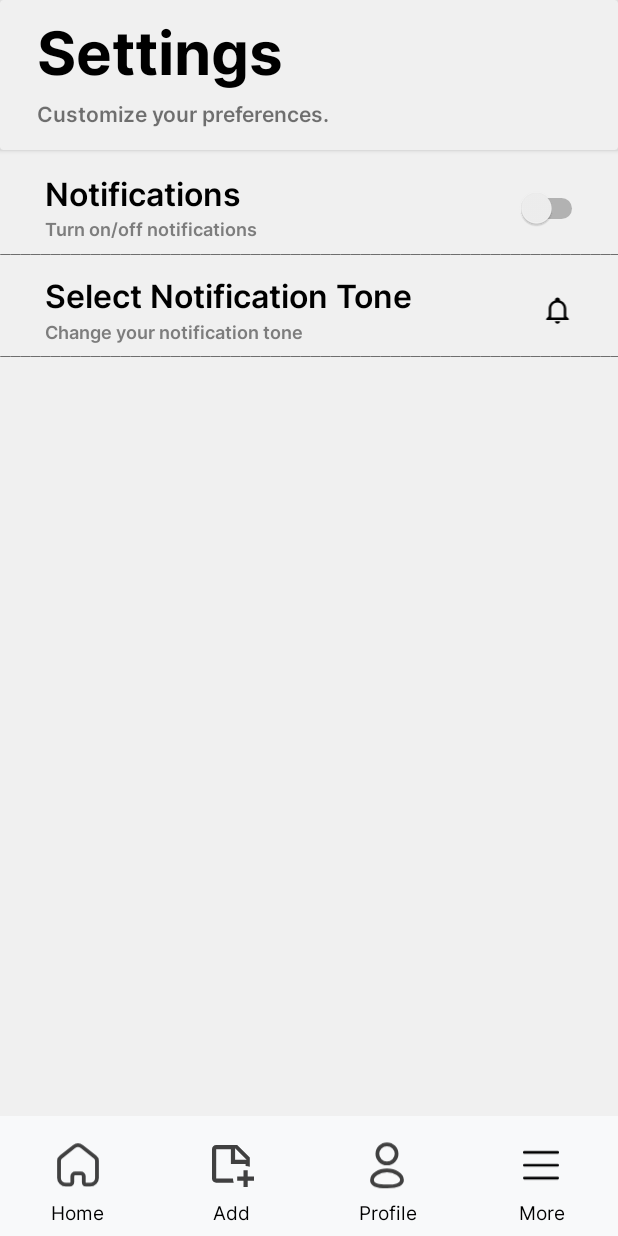
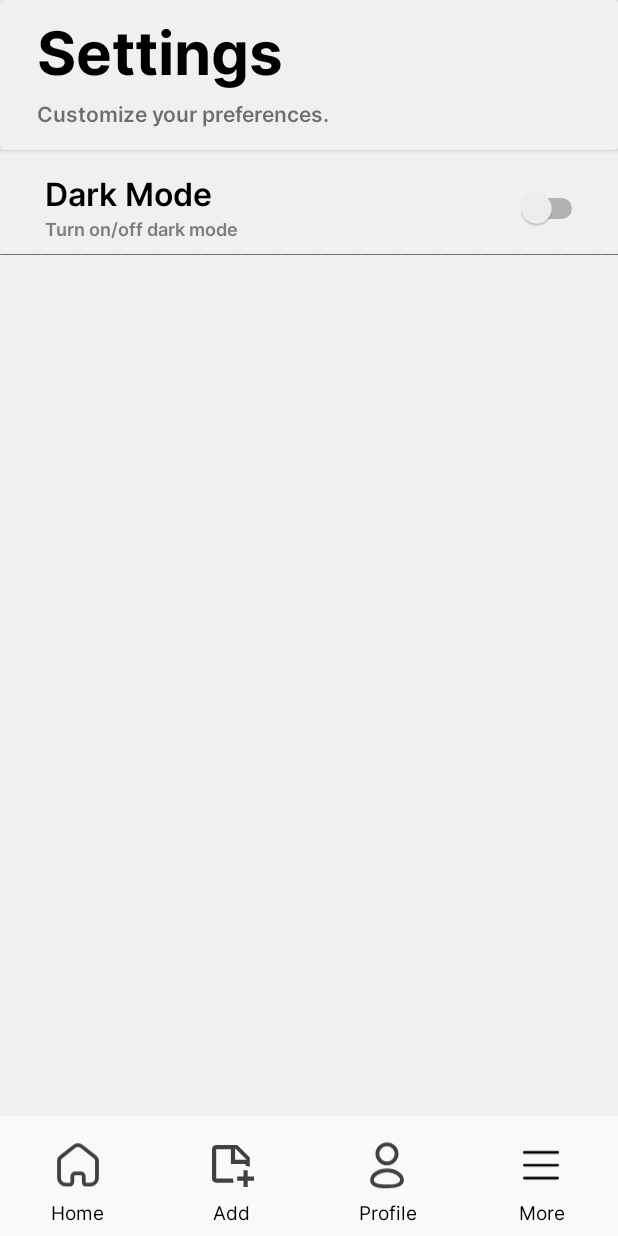
Before and after one commit to heimin22/Appointment_Scheduler, an Android app: the MainActivity8 screen opened directly, with no data from a screen before it, on a phone screen of 412 x 824 dp. Run offline under Robolectric (Android 15) with nearby library versions, the phone set to English and light mode, and no system bars; our stand-ins replace sdp/ssp sizes.

Commit message:
dark mode?

```diff
--- a/app/src/main/java/com/example/appointmentscheduler/MainActivity8.java
+++ b/app/src/main/java/com/example/appointmentscheduler/MainActivity8.java
@@ -5,7 +5,11 @@ package com.example.appointmentscheduler;
 import android.content.Intent;
 import android.os.Bundle;
 import android.view.View;
+import android.widget.CompoundButton;
 import android.widget.ImageButton;
+import android.widget.Switch;
+import android.widget.Toast;
+import android.widget.ToggleButton;
 
 import androidx.activity.EdgeToEdge;
 import androidx.appcompat.app.AppCompatActivity;
--- a/app/src/main/res/layout/activity_main8.xml
+++ b/app/src/main/res/layout/activity_main8.xml
@@ -69,7 +69,7 @@
                     android:layout_weight="1"
                     android:fontFamily="@font/inter_semibold"
                     android:paddingTop="5dp"
-                    android:text="Notifications"
+                    android:text="Dark Mode"
                     android:textColor="#000000"
                     android:textSize="21sp">
 
@@ -83,7 +83,7 @@
                     android:layout_weight="1"
                     android:fontFamily="@font/inter_semibold"
                     android:paddingTop="5dp"
-                    android:text="Turn on/off notifications"
+                    android:text="Turn on/off dark mode"
                     android:textColor="#7d7d7d"
                     android:textSize="12sp">
 
@@ -98,8 +98,8 @@
                 android:layout_weight="1">
 
                 <Switch
-                    android:id="@+id/switch1"
-                    android:layout_width="wrap_content"
+                    android:id="@+id/toggleNotif"
+                    android:layout_width="0dp"
                     android:layout_height="wrap_content"
                     android:layout_marginStart="20dp"
                     android:layout_weight="1"
@@ -112,80 +112,7 @@
     </RelativeLayout>
 
 
-    <RelativeLayout
-        android:id="@+id/changeNotificationTone"
-        android:layout_width="match_parent"
-        android:layout_height="70dp"
-        android:layout_marginTop="68dp"
-        android:background="@drawable/stroke"
-        android:elevation="10dp"
-        android:paddingTop="@dimen/_3sdp"
-        app:layout_constraintEnd_toEndOf="parent"
-        app:layout_constraintStart_toStartOf="parent"
-        app:layout_constraintTop_toBottomOf="@+id/top_nav">
 
-        <LinearLayout
-            android:layout_width="match_parent"
-            android:layout_height="match_parent"
-            android:layout_alignParentTop="true"
-            android:layout_marginTop="4dp"
-            android:orientation="horizontal"
-            android:paddingStart="30dp"
-            android:clickable="true">
-
-            <LinearLayout
-                android:layout_width="0dp"
-                android:layout_height="match_parent"
-                android:layout_weight="8"
-                android:orientation="vertical">
-
-                <TextView
-                    android:layout_width="wrap_content"
-                    android:layout_height="1dp"
-                    android:layout_weight="1"
-                    android:fontFamily="@font/inter_semibold"
-                    android:paddingTop="5dp"
-                    android:text="Select Notification Tone"
-                    android:textColor="#000000"
-                    android:textSize="21sp">
-
-                </TextView>
-
-                <TextView
-                    android:id="@+id/changeText"
-                    android:layout_width="wrap_content"
-                    android:layout_height="0dp"
-                    android:layout_marginStart="0dp"
-                    android:layout_weight="1"
-                    android:fontFamily="@font/inter_semibold"
-                    android:paddingTop="5dp"
-                    android:text="Change your notification tone"
-                    android:textColor="#7d7d7d"
-                    android:textSize="12sp">
-
-                </TextView>
-            </LinearLayout>
-
-            <LinearLayout
-                android:id="@+id/editUsername"
-                android:layout_width="0dp"
-                android:layout_height="match_parent"
-                android:layout_marginEnd="20dp"
-                android:layout_weight="1"
-                android:clickable="true">
-
-                <ImageView
-                    android:layout_width="20dp"
-                    android:layout_height="20dp"
-                    android:layout_gravity="center"
-                    android:layout_weight="1"
-                    android:src="@drawable/bell_outline">
-
-                </ImageView>
-            </LinearLayout>
-        </LinearLayout>
-
-    </RelativeLayout>
 
     <RelativeLayout
         android:id="@+id/bottom_nav"
```
